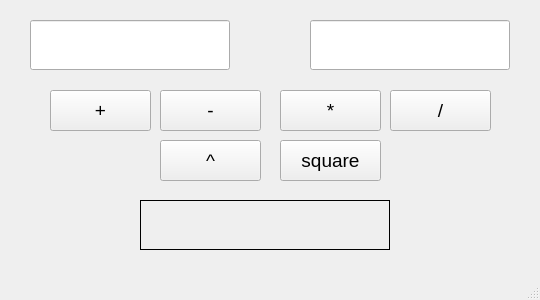
The window that Calculator/base.ui (leonov-anton/OZON) describes before a commit, drawn with Qt 5.
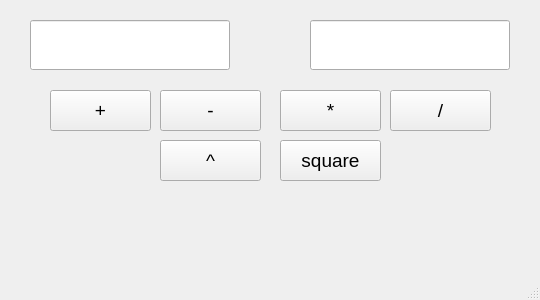
The same window after the commit.

Patch:
```diff
--- a/Calculator/base.ui
+++ b/Calculator/base.ui
@@ -2,6 +2,9 @@
 <ui version="4.0">
  <class>MainWindow</class>
  <widget class="QMainWindow" name="MainWindow">
+  <property name="enabled">
+   <bool>true</bool>
+  </property>
   <property name="geometry">
    <rect>
     <x>0</x>
@@ -10,6 +13,18 @@
     <height>300</height>
    </rect>
   </property>
+  <property name="minimumSize">
+   <size>
+    <width>540</width>
+    <height>300</height>
+   </size>
+  </property>
+  <property name="maximumSize">
+   <size>
+    <width>540</width>
+    <height>300</height>
+   </size>
+  </property>
   <property name="windowTitle">
    <string>MainWindow</string>
   </property>
@@ -590,7 +605,7 @@
      <enum>Qt::LeftToRight</enum>
     </property>
     <property name="frameShape">
-     <enum>QFrame::Box</enum>
+     <enum>QFrame::NoFrame</enum>
     </property>
     <property name="frameShadow">
      <enum>QFrame::Plain</enum>
```
Left out of the diff: 11 changed lines with no effect on the pictures.
